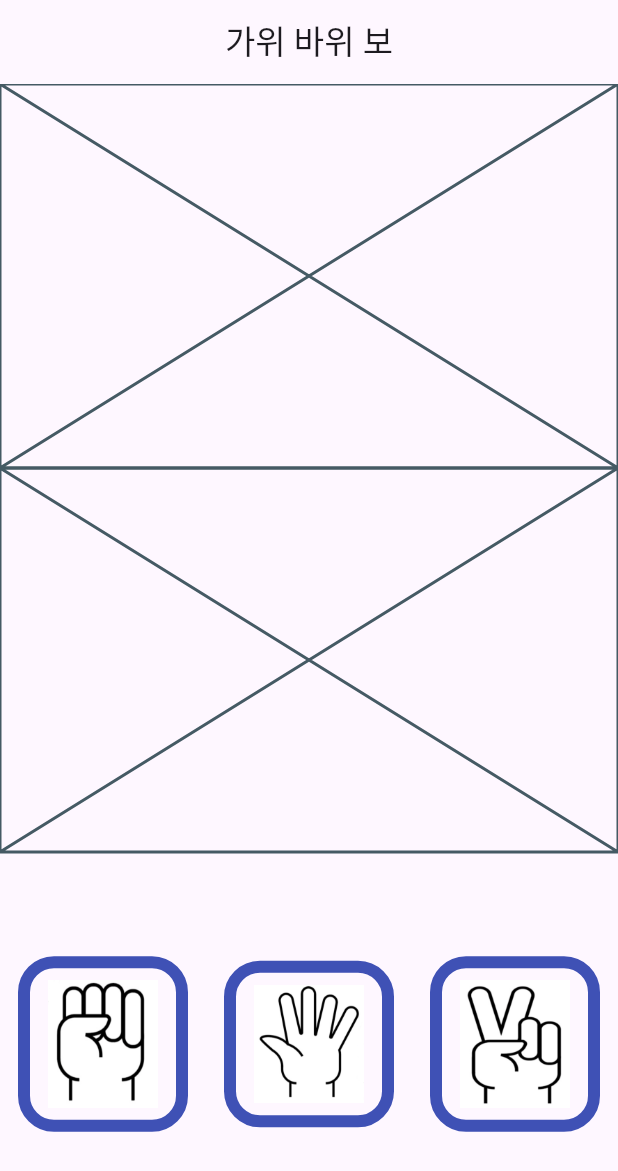
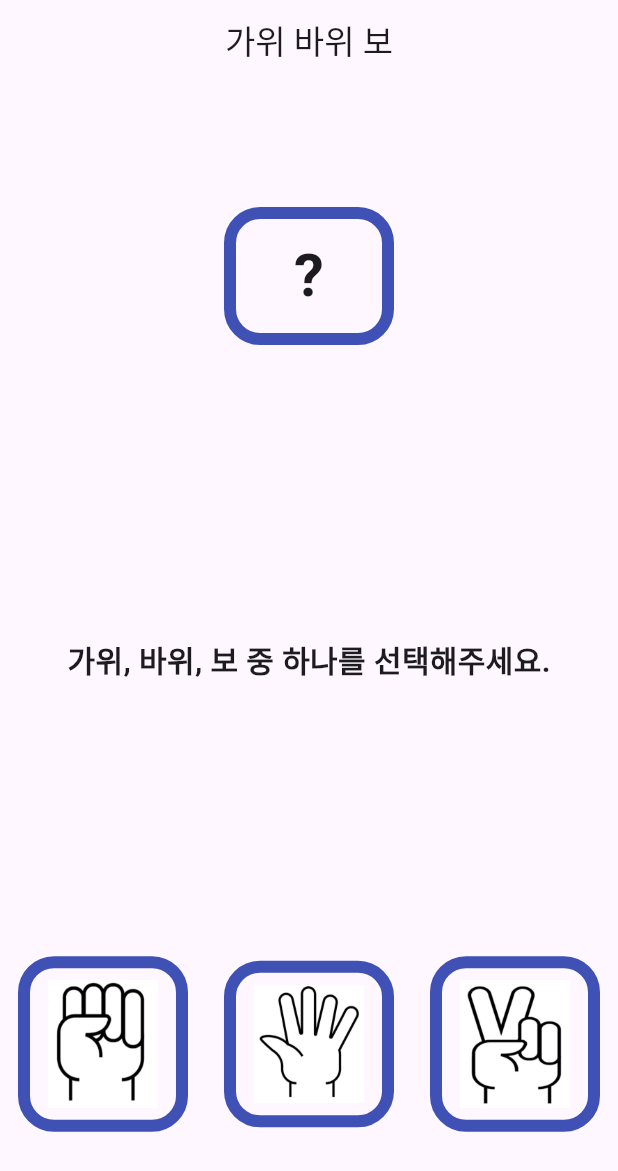
Before and after one commit to mincoln419/flutterEx2, a Flutter app: the screen it shows after launch, on a phone screen of 412 x 824 dp. Shown: the top 1171 px of the screen. Run offline on Flutter 3.47's test engine with Material 3 defaults, Android fonts, the phone set to English and light mode, and no system bars.

Commit message:
refs #16 cpu input setting

```diff
--- a/lib/body/cpu_input.dart
+++ b/lib/body/cpu_input.dart
@@ -1,17 +1,42 @@
+import 'package:demo_flutter/body/widget/InputCards.dart';
+import 'package:demo_flutter/data/play_case.dart';
 import 'package:flutter/cupertino.dart';
 
-class CPUInput extends StatefulWidget {
-  const CPUInput({required this.isDone, super.key});
+class CPUInput extends StatelessWidget {
+  const CPUInput({required this.isDone, required this.cpuInput, super.key});
 
   final bool isDone;
+  final PlayCase cpuInput;
 
   @override
-  State<CPUInput> createState() => _CPUInputState();
-}
+  Widget build(BuildContext context) {
+    return Center(
+      child: Row(
+        children: [
+          Expanded(child: SizedBox.shrink()),
+          Expanded(child: InputContent(child: getCpuInput())),
+          Expanded(child: SizedBox.shrink()),
+        ],
+      ),
+    );
+  }
 
-class _CPUInputState extends State<CPUInput> {
-  @override
-  Widget build(BuildContext context) {
-    return const Placeholder();
+  Widget getCpuInput() {
+    if (isDone) {
+      return Image.asset(cpuInput.path);
+    }
+
+    return const SizedBox(
+        width: 60,
+        height: 60,
+        child: Center(
+          child: Text(
+            '?',
+            style: TextStyle(
+              fontSize: 40,
+              fontWeight: FontWeight.bold,
+            ),
+          ),
+        ));
   }
 }
--- a/lib/body/game_body.dart
+++ b/lib/body/game_body.dart
@@ -1,3 +1,5 @@
+import 'dart:math';
+
 import 'package:demo_flutter/body/user_input.dart';
 import 'package:demo_flutter/data/play_case.dart';
 import 'package:flutter/cupertino.dart';
@@ -16,19 +18,21 @@ class _GameBodyState extends State<GameBody> {
 
   late bool isDone;
   late PlayCase? _userInput;
+  late PlayCase _cpuInput;
 
 
   @override
   void initState() {
     isDone = false;
     super.initState();
+    setCputInput();
   }
 
   @override
   Widget build(BuildContext context) {
     return Column(
       children: [
-        Expanded(child: CPUInput(isDone: isDone)),
+        Expanded(child: CPUInput(isDone: isDone, cpuInput: _cpuInput)),
         Expanded(child: GameResult(isDone: isDone)),
         Expanded(child: UserInput(isDone: isDone, callback: setPlayCase,)),
 
@@ -44,4 +48,9 @@ class _GameBodyState extends State<GameBody> {
       print('game finish');
     });
   }
+
+  void setCputInput() {
+    final random = Random();
+    _cpuInput = PlayCase.values[random.nextInt(3)];
+  }
 }
--- a/lib/body/game_result.dart
+++ b/lib/body/game_result.dart
@@ -1,17 +1,20 @@
 import 'package:flutter/cupertino.dart';
 
-class GameResult extends StatefulWidget {
+class GameResult extends StatelessWidget {
+  final bool isDone;
+
   const GameResult({required this.isDone, super.key});
 
-  final bool isDone;
-
-  @override
-  State<GameResult> createState() => _GameResultState();
-}
-
-class _GameResultState extends State<GameResult> {
   @override
   Widget build(BuildContext context) {
-    return const Placeholder();
+    if (isDone) {
+      return const Placeholder();
+    }
+    return const Center(
+      child: Text(
+        '가위, 바위, 보 중 하나를 선택해주세요.',
+        style: TextStyle(fontSize: 20, fontWeight: FontWeight.bold),
+      ),
+    );
   }
 }
--- a/lib/body/widget/InputCards.dart
+++ b/lib/body/widget/InputCards.dart
@@ -5,8 +5,10 @@ import '../../data/play_case.dart';
 
 class InputCards extends StatelessWidget {
   final Function(PlayCase)? callback;
+
   InputCards({
-    this.callback, super.key,
+    this.callback,
+    super.key,
   });
 
   @override
@@ -15,21 +17,26 @@ class InputCards extends StatelessWidget {
       children: _getInputs(),
     );
   }
+
   List<Widget> _getInputs() {
     return PlayCase.values
-        .map((type) => Expanded(child: InkWell(
-        onTap: () => callback?.call(type),
-        child: InputContent(type: type))))
+        .map((type) => Expanded(
+            child: InkWell(
+                onTap: () => callback?.call(type),
+                child: InputContent(child: Image.asset(type.path)))
+    )
+    )
         .toList();
   }
 }
 
 class InputContent extends StatelessWidget {
-  final PlayCase type;
+
+  final Widget child;
 
   const InputContent({
     super.key,
-    required this.type,
+    required this.child,
   });
 
   @override
@@ -41,6 +48,6 @@ class InputContent extends StatelessWidget {
           borderRadius: BorderRadius.circular(24),
           border: Border.all(color: Colors.indigo, width: 8),
         ),
-        child: Image.asset(type.path));
+        child: child);
   }
 }
```
